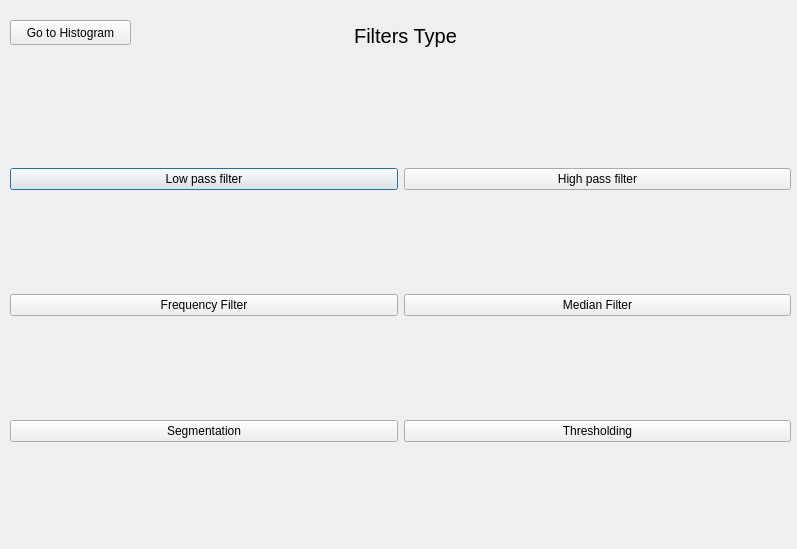
Rodelph/Image-Processing-Utility, file FiltOption/src/FiltOption/filterswindow.ui: the form before one commit.
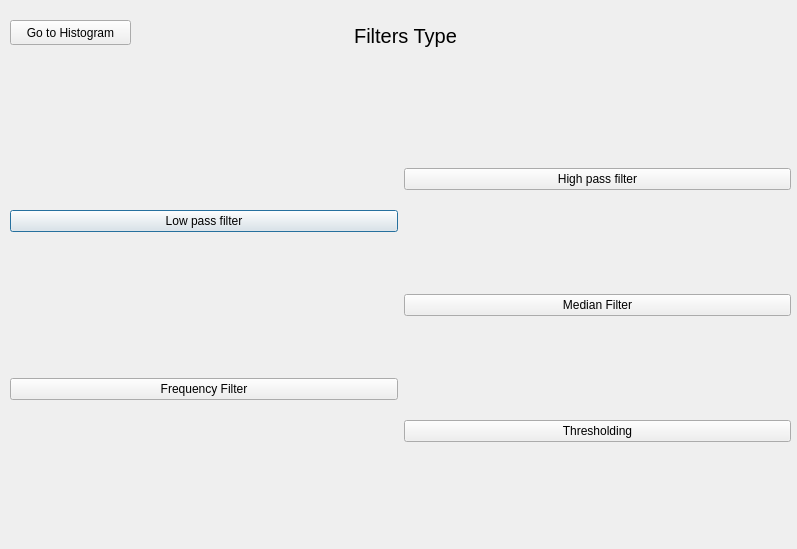
The form after the commit.

```diff
--- a/FiltOption/src/FiltOption/filterswindow.ui
+++ b/FiltOption/src/FiltOption/filterswindow.ui
@@ -57,13 +57,6 @@
         </property>
        </widget>
       </item>
-      <item>
-       <widget class="QPushButton" name="segBtn">
-        <property name="text">
-         <string>Segmentation</string>
-        </property>
-       </widget>
-      </item>
      </layout>
     </item>
     <item>
```
